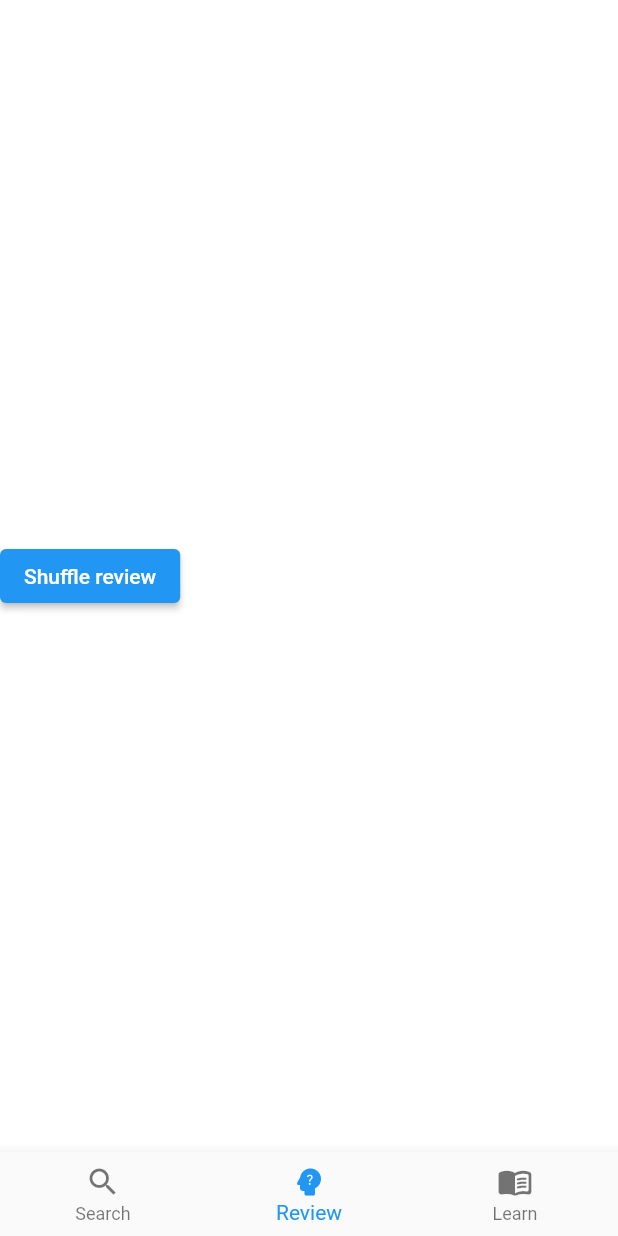
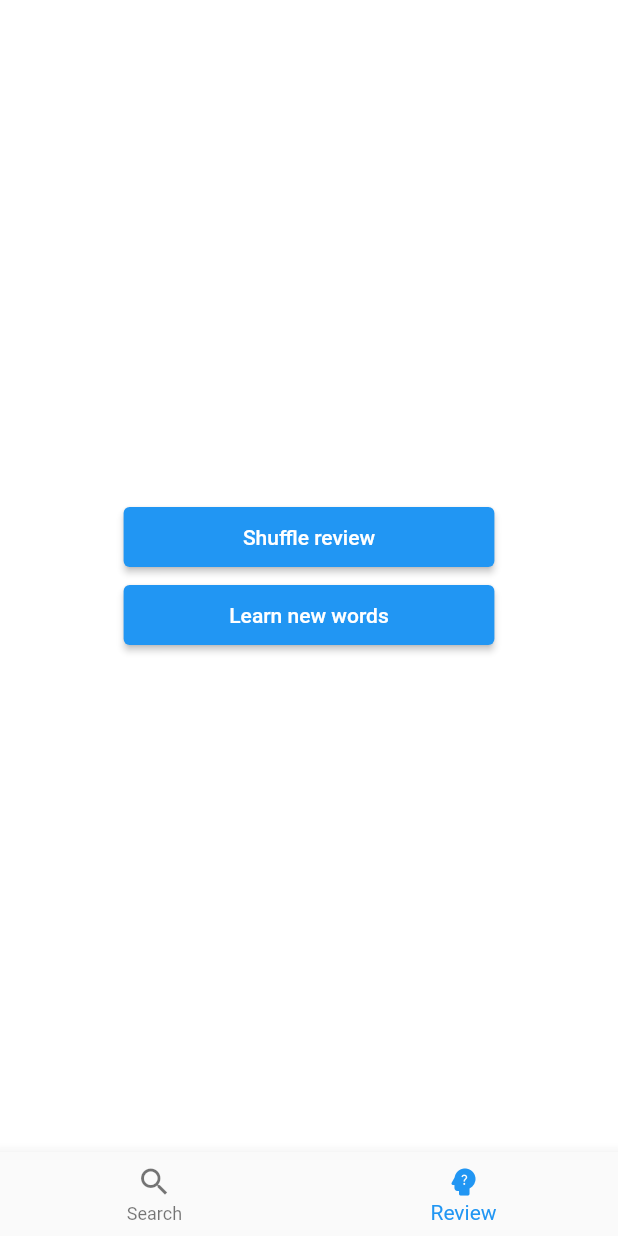
Before and after one commit to yehorhromadskyi/my_voc, a Flutter app: the screen it shows after launch, item 2 of the bottom bar chosen, on a phone screen of 412 x 824 dp. Run offline on Flutter 3.47's test engine with Material 2 defaults, Android fonts, the phone set to English and light mode, and no system bars; our stand-ins replace isar, just_audio; accounts and stored records are empty; generated files the repository leaves out were written again.

Commit message:
Add basic learn_new_screen.

```diff
--- /dev/null
+++ b/lib/providers/learn_screen_provider.dart
@@ -0,0 +1,30 @@
+import 'package:flutter/material.dart';
+import 'package:just_audio/just_audio.dart';
+
+import '../models/entry.dart';
+import '../services/database_service.dart';
+
+class LearnScreenProvider extends ChangeNotifier {
+  final DatabaseService _databaseService;
+
+  AudioPlayer _player = AudioPlayer();
+
+  final List<Entry> _entries = [];
+  List<Entry> get entries => _entries;
+
+  LearnScreenProvider(this._databaseService);
+
+  Future<void> load() async {
+    var entries = await _databaseService.getAll();
+
+    _entries.addAll(entries);
+    play(0);
+
+    notifyListeners();
+  }
+
+  Future<void> play(int index) async {
+    await _player.setFilePath(entries[index].cachedPronunciation!);
+    _player.play();
+  }
+}
--- a/lib/screens/home_screen.dart
+++ b/lib/screens/home_screen.dart
@@ -1,5 +1,4 @@
 import 'package:flutter/material.dart';
-import 'package:my_voc/screens/learn_screen.dart';
 import 'package:my_voc/screens/review_screen.dart';
 import 'package:my_voc/screens/search_screen.dart';
 
@@ -10,7 +9,7 @@ class HomeScreen extends StatefulWidget {
 
 class _HomeScreenState extends State<HomeScreen> {
   int _selectedIndex = 0;
-  List<Widget> _screens = [SearchScreen(), ReviewScreen(), LearnScreen()];
+  List<Widget> _screens = [SearchScreen(), ReviewScreen()];
 
   @override
   Widget build(BuildContext context) {
@@ -32,10 +31,6 @@ class _HomeScreenState extends State<HomeScreen> {
             icon: Icon(Icons.psychology_alt_rounded),
             label: 'Review',
           ),
-          BottomNavigationBarItem(
-            icon: Icon(Icons.menu_book_rounded),
-            label: 'Learn',
-          )
         ],
         currentIndex: _selectedIndex,
         selectedItemColor: Colors.blue,
--- a/lib/screens/review_screen.dart
+++ b/lib/screens/review_screen.dart
@@ -1,4 +1,6 @@
 import 'package:flutter/material.dart';
+import 'package:my_voc/providers/learn_screen_provider.dart';
+import 'package:my_voc/screens/learn_screen.dart';
 import 'package:my_voc/screens/shuffle_review_screen.dart';
 import 'package:provider/provider.dart';
 
@@ -15,25 +17,68 @@ class ReviewScreen extends StatefulWidget {
 class _ReviewScreenState extends State<ReviewScreen> {
   @override
   Widget build(BuildContext context) {
-    return Column(
+    return Row(
+      children: [
+        Expanded(
+          child: SizedBox(),
+          flex: 20,
+        ),
+        Expanded(
+          flex: 60,
+          child: Column(
             mainAxisAlignment: MainAxisAlignment.center,
+            crossAxisAlignment: CrossAxisAlignment.stretch,
             children: [
-        ElevatedButton(
+              Container(
+                height: 40.0,
+                child: ElevatedButton(
                     onPressed: () {
                       Navigator.push(
                           context,
                           MaterialPageRoute(
                             builder: (context_) => ChangeNotifierProvider(
                                 create: (context_) {
-                          var databaseService = Provider.of<DatabaseService>(
-                              context,
+                                  var databaseService =
+                                      Provider.of<DatabaseService>(context,
                                           listen: false);
-                          return ShuffleReviewScreenProvider(databaseService);
+                                  return ShuffleReviewScreenProvider(
+                                      databaseService);
                                 },
                                 child: ShuffleReviewScreen()),
                           ));
                     },
-            child: Text('Shuffle review'))
+                    child: Text('Shuffle review')),
+              ),
+              SizedBox(
+                height: 12.0,
+              ),
+              Container(
+                height: 40.0,
+                child: ElevatedButton(
+                    onPressed: () {
+                      Navigator.push(
+                          context,
+                          MaterialPageRoute(
+                            builder: (context_) => ChangeNotifierProvider(
+                              create: (context_) {
+                                var databaseService =
+                                    Provider.of<DatabaseService>(context,
+                                        listen: false);
+                                return LearnScreenProvider(databaseService);
+                              },
+                              child: LearnScreen(),
+                            ),
+                          ));
+                    },
+                    child: Text('Learn new words')),
+              ),
+            ],
+          ),
+        ),
+        Expanded(
+          child: SizedBox(),
+          flex: 20,
+        ),
       ],
     );
   }
--- a/lib/screens/shuffle_review_screen.dart
+++ b/lib/screens/shuffle_review_screen.dart
@@ -58,6 +58,7 @@ class _ShuffleReviewScreenState extends State<ShuffleReviewScreen> {
                       Container(
                         width: 50.0,
                         height: 50.0,
+                        child: Center(
                           child: Stack(
                             children: [
                               Visibility(
@@ -77,6 +78,7 @@ class _ShuffleReviewScreenState extends State<ShuffleReviewScreen> {
                                 ),
                               )
                             ],
+                          ),
                         ),
                       ),
                       Container(
```
Also changed, not shown: lib/screens/learn_screen.dart (+50 -5 lines). Lines whose indentation alone changed are shown as unchanged.
